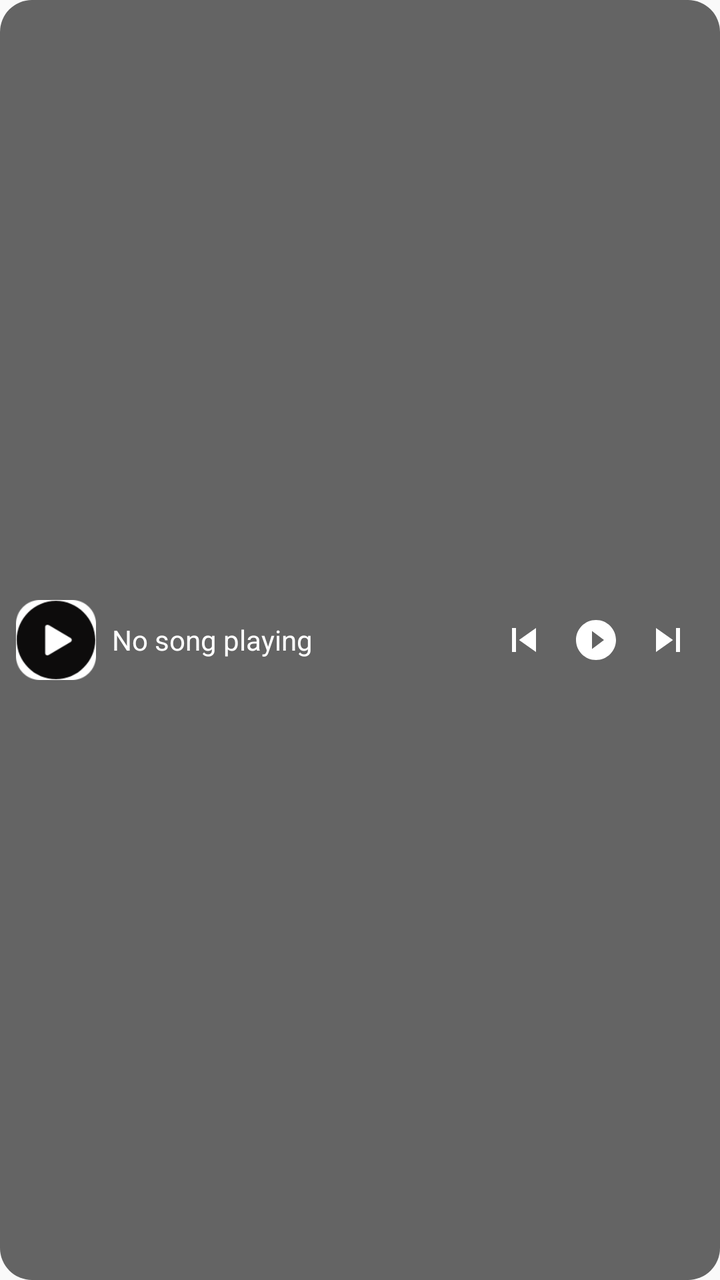
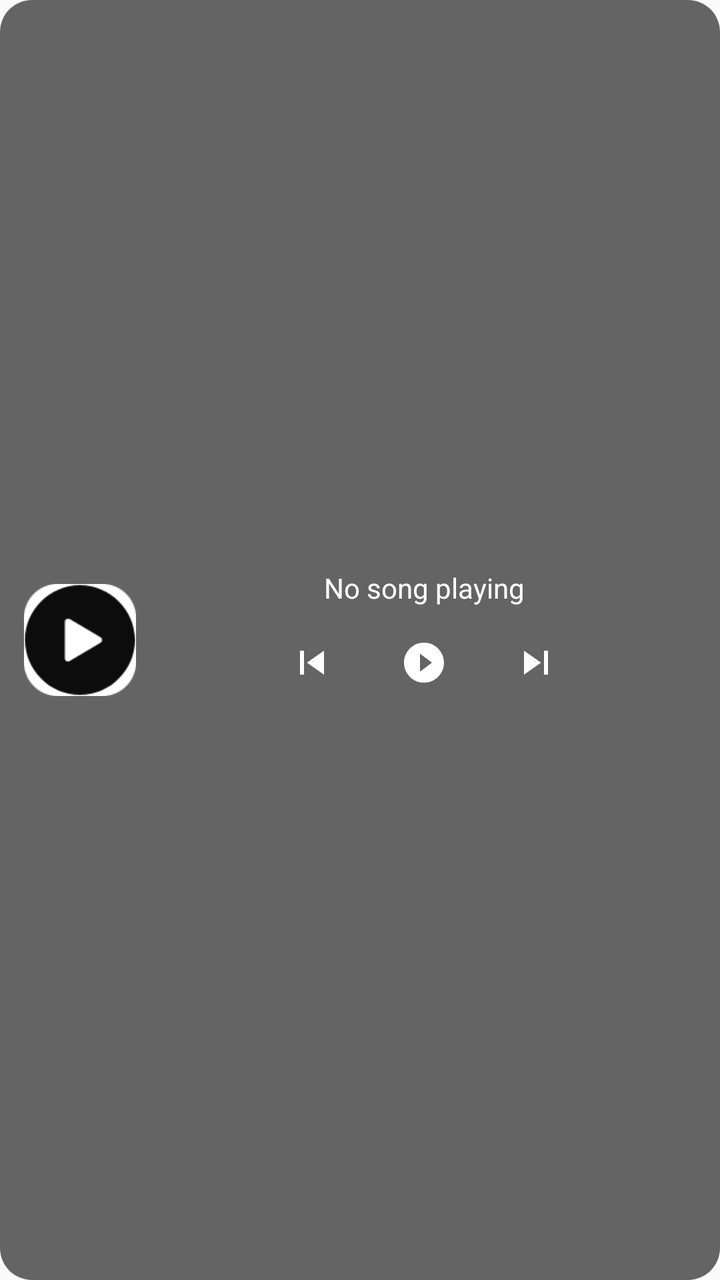

Two renders of the same Android screen: before a commit and after it. Below are the layout's source before the change and the commit's diff.
<!-- AndroidManifest.xml: application theme Theme.AppCompat.Light.NoActionBar -->
<!-- res/layout/widget_player.xml -->
<?xml version="1.0" encoding="utf-8"?>
<LinearLayout xmlns:android="http://schemas.android.com/apk/res/android"
    android:layout_width="match_parent"
    android:layout_height="wrap_content"
    android:orientation="horizontal"
    android:background="@drawable/widget_bg"
    android:gravity="center_vertical"
    android:padding="8dp">

    <ImageView
        android:id="@+id/widgetAlbumArt"
        android:layout_width="40dp"
        android:layout_height="40dp"
        android:src="@drawable/theicon"
        android:scaleType="centerCrop"
        android:layout_marginEnd="8dp" />

    <TextView
        android:id="@+id/widgetSongName"
        android:layout_width="0dp"
        android:layout_height="wrap_content"
        android:layout_weight="1"
        android:text="No song playing"
        android:textColor="#FFFFFF"
        android:textSize="14sp"
        android:singleLine="true"
        android:ellipsize="end" />

    <ImageButton
        android:id="@+id/widgetPrev"
        android:layout_width="36dp"
        android:layout_height="36dp"
        android:src="@drawable/ic_previous"
        android:background="?android:attr/selectableItemBackgroundBorderless"
        android:tint="#FFFFFF"/>

    <ImageButton
        android:id="@+id/widgetPlayPause"
        android:layout_width="36dp"
        android:layout_height="36dp"
        android:src="@drawable/ic_play"
        android:background="?android:attr/selectableItemBackgroundBorderless"
        android:tint="#FFFFFF"/>

    <ImageButton
        android:id="@+id/widgetNext"
        android:layout_width="36dp"
        android:layout_height="36dp"
        android:src="@drawable/ic_next"
        android:background="?android:attr/selectableItemBackgroundBorderless"
        android:tint="#FFFFFF"/>
</LinearLayout>
<!-- resources referenced by this layout -->
<resources>
  <!-- drawable ic_next (drawable) -->
  <vector android:height="24dp" android:tint="#B6B5B5"
      android:viewportHeight="24" android:viewportWidth="24"
      android:width="24dp" xmlns:android="http://schemas.android.com/apk/res/android">
      <path android:fillColor="#B6B5B5" android:pathData="M6,18l8.5,-6L6,6v12zM16,6v12h2V6h-2z"/>
  </vector>
  <!-- drawable ic_play (drawable) -->
  <vector xmlns:android="http://schemas.android.com/apk/res/android"
      android:width="24dp"
      android:height="24dp"
      android:viewportWidth="24"
      android:viewportHeight="24"
      android:tint="#B6B5B5">
    <path
        android:fillColor="#B6B5B5"
        android:pathData="M12,2C6.48,2 2,6.48 2,12s4.48,10 10,10 10,-4.48 10,-10S17.52,2 12,2zM10,16.5v-9l6,4.5 -6,4.5z"/>
  </vector>
  <!-- drawable ic_previous (drawable) -->
  <vector android:height="24dp" android:tint="#B6B5B5"
      android:viewportHeight="24" android:viewportWidth="24"
      android:width="24dp" xmlns:android="http://schemas.android.com/apk/res/android">
      <path android:fillColor="@android:color/white" android:pathData="M6,6h2v12L6,18zM9.5,12l8.5,6L18,6z"/>
  </vector>
  <!-- drawable theicon: png bitmap (drawable-v24, 3690 bytes) -->
  <!-- drawable widget_bg (drawable) -->
  <?xml version="1.0" encoding="utf-8"?>
  <shape xmlns:android="http://schemas.android.com/apk/res/android">
      <solid android:color="#99000000" />
      <corners android:radius="16dp" />
  </shape>
</resources>

<!-- the commit's change to res/layout/widget_player.xml (unified diff, before → after) -->
@@ -5,48 +5,66 @@
     android:orientation="horizontal"
     android:background="@drawable/widget_bg"
     android:gravity="center_vertical"
-    android:padding="8dp">
+    android:padding="12dp">
 
     <ImageView
         android:id="@+id/widgetAlbumArt"
-        android:layout_width="40dp"
-        android:layout_height="40dp"
+        android:layout_width="56dp"
+        android:layout_height="56dp"
         android:src="@drawable/theicon"
         android:scaleType="centerCrop"
         android:layout_marginEnd="8dp" />
 
-    <TextView
-        android:id="@+id/widgetSongName"
+    <LinearLayout
         android:layout_width="0dp"
         android:layout_height="wrap_content"
         android:layout_weight="1"
-        android:text="No song playing"
-        android:textColor="#FFFFFF"
-        android:textSize="14sp"
-        android:singleLine="true"
-        android:ellipsize="end" />
+        android:orientation="vertical"
+        android:gravity="center_horizontal">
 
-    <ImageButton
-        android:id="@+id/widgetPrev"
-        android:layout_width="36dp"
-        android:layout_height="36dp"
-        android:src="@drawable/ic_previous"
-        android:background="?android:attr/selectableItemBackgroundBorderless"
-        android:tint="#FFFFFF"/>
+        <TextView
+            android:id="@+id/widgetSongName"
+            android:layout_width="match_parent"
+            android:layout_height="wrap_content"
+            android:text="No song playing"
+            android:textColor="#FFFFFF"
+            android:textSize="14sp"
+            android:singleLine="true"
+            android:ellipsize="end"
+            android:gravity="center_horizontal"
+            android:layout_marginBottom="4dp"/>
 
-    <ImageButton
-        android:id="@+id/widgetPlayPause"
-        android:layout_width="36dp"
-        android:layout_height="36dp"
-        android:src="@drawable/ic_play"
-        android:background="?android:attr/selectableItemBackgroundBorderless"
-        android:tint="#FFFFFF"/>
+        <LinearLayout
+            android:layout_width="wrap_content"
+            android:layout_height="wrap_content"
+            android:orientation="horizontal"
+            android:gravity="center">
 
-    <ImageButton
-        android:id="@+id/widgetNext"
-        android:layout_width="36dp"
-        android:layout_height="36dp"
-        android:src="@drawable/ic_next"
-        android:background="?android:attr/selectableItemBackgroundBorderless"
-        android:tint="#FFFFFF"/>
+            <ImageButton
+                android:id="@+id/widgetPrev"
+                android:layout_width="48dp"
+                android:layout_height="48dp"
+                android:src="@drawable/ic_previous"
+                android:background="?android:attr/selectableItemBackgroundBorderless"
+                android:tint="#FFFFFF"/>
+
+            <ImageButton
+                android:id="@+id/widgetPlayPause"
+                android:layout_width="48dp"
+                android:layout_height="48dp"
+                android:src="@drawable/ic_play"
+                android:background="?android:attr/selectableItemBackgroundBorderless"
+                android:tint="#FFFFFF"
+                android:layout_marginStart="8dp"
+                android:layout_marginEnd="8dp"/>
+
+            <ImageButton
+                android:id="@+id/widgetNext"
+                android:layout_width="48dp"
+                android:layout_height="48dp"
+                android:src="@drawable/ic_next"
+                android:background="?android:attr/selectableItemBackgroundBorderless"
+                android:tint="#FFFFFF"/>
+        </LinearLayout>
+    </LinearLayout>
 </LinearLayout>
